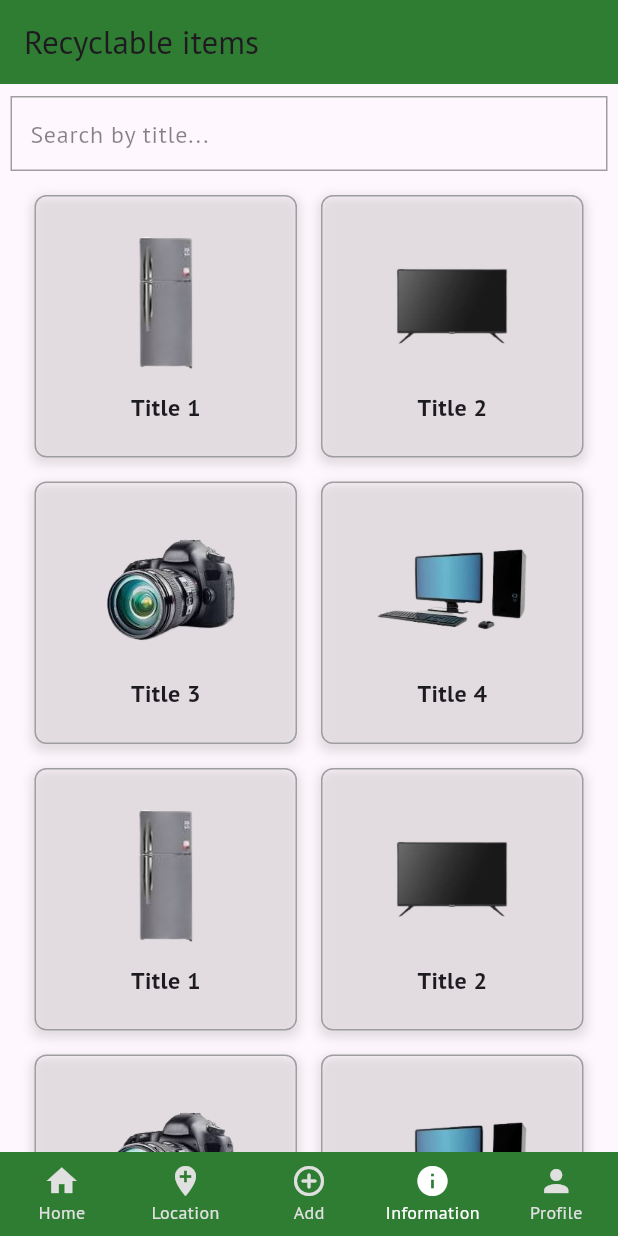
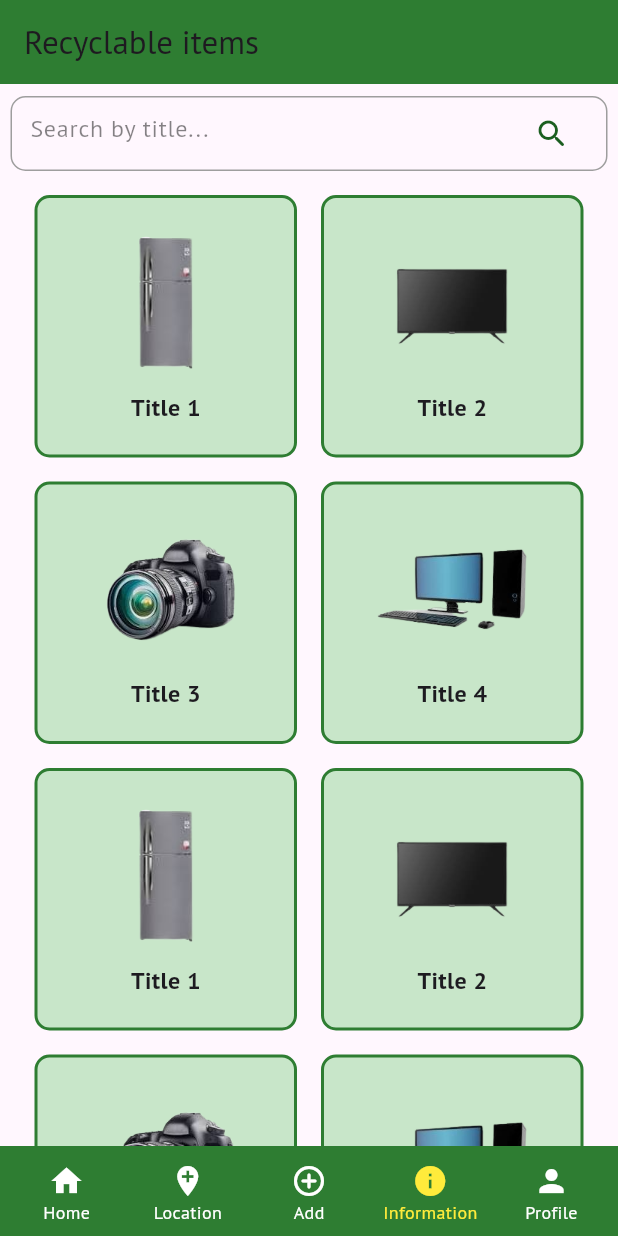
Before and after one commit to subash1404/e-waste-management, a Flutter app: the NavPage screen opened directly, item 4 of the bottom bar chosen, on a phone screen of 412 x 824 dp. Run offline on Flutter 3.47's test engine with Material 3 defaults, Android fonts, the phone set to English and light mode, and no system bars; our stand-ins replace flutter_dotenv, geolocator, google_fonts, google_maps_flutter, qr_flutter, shared_preferences; missing offline and left inert: custom_info_window; accounts and stored records are empty; network calls fail.

Commit message:
ui change(2)

```diff
--- a/frontend/lib/main.dart
+++ b/frontend/lib/main.dart
@@ -22,7 +22,7 @@ final theme = ThemeData(
 void main() async {
   WidgetsFlutterBinding.ensureInitialized();
   await SharedPreferencesManager.init();
-  // await dotenv.load();
+  await dotenv.load();
   runApp(const App());
 }
 
--- a/frontend/lib/pages/info.dart
+++ b/frontend/lib/pages/info.dart
@@ -35,60 +35,65 @@ class _InfoItemListState extends State<InfoItemList> {
     return Scaffold(
       appBar: AppBar(
         backgroundColor: Colors.green.shade800,
-        title: Text("Recyclable items"),
+        title: const Text("Recyclable items"),
       ),
       body: SingleChildScrollView(
         child: Padding(
           padding: const EdgeInsets.symmetric(horizontal: 7.0),
           child: Column(
             children: [
-              SizedBox(
+              const SizedBox(
                 height: 8,
               ),
               Container(
-                padding: EdgeInsets.symmetric(horizontal: 12, vertical: 0),
+                padding:
+                    const EdgeInsets.symmetric(horizontal: 12, vertical: 0),
                 decoration: BoxDecoration(
-                  border: Border.all(color: Colors.grey),
-                ),
+                    border: Border.all(color: Colors.grey),
+                    borderRadius: BorderRadius.circular(10)),
                 child: TextField(
                   controller: _searchController,
                   decoration: InputDecoration(
-                    hintText: 'Search by title...',
-                    border: InputBorder.none,
-                    hintStyle: TextStyle(
-                      color: const Color.fromARGB(137, 26, 26, 26),
-                    ),
-                  ),
-                  style: TextStyle(color: Colors.black),
+                      hintText: 'Search by title...',
+                      border: InputBorder.none,
+                      hintStyle: const TextStyle(
+                        color: Color.fromARGB(137, 26, 26, 26),
+                      ),
+                      suffixIcon: Icon(
+                        Icons.search_rounded,
+                        color: Colors.green.shade900,
+                      )),
+                  style: const TextStyle(color: Colors.black),
                 ),
               ),
               GestureDetector(
-                onTap: () => Navigator.of(context).push(
-                    MaterialPageRoute(builder: (context) => Placeholder())),
+                onTap: () => Navigator.of(context).push(MaterialPageRoute(
+                    builder: (context) => const Placeholder())),
                 child: GridView.builder(
                   shrinkWrap: true,
-                  physics: NeverScrollableScrollPhysics(),
-                  gridDelegate: SliverGridDelegateWithFixedCrossAxisCount(
+                  physics: const NeverScrollableScrollPhysics(),
+                  gridDelegate: const SliverGridDelegateWithFixedCrossAxisCount(
                     crossAxisCount: 2,
                     crossAxisSpacing: 16,
                     mainAxisSpacing: 16,
                   ),
-                  padding: EdgeInsets.all(16),
+                  padding: const EdgeInsets.all(16),
                   itemCount: filteredItems.length,
                   itemBuilder: (context, index) {
                     return Container(
                       decoration: BoxDecoration(
-                        border: Border.all(color: Colors.grey),
-                        borderRadius: BorderRadius.circular(8),
-                        boxShadow: [
-                          BoxShadow(
-                            color: Colors.grey.withOpacity(0.3),
-                            spreadRadius: 2,
-                            blurRadius: 5,
-                            offset: Offset(0, 3),
+                          // border: Border.all(color: Colors.grey),
+                          // borderRadius: BorderRadius.circular(8),
+                          // boxShadow: const [
+                          //   BoxShadow(
+                          //     blurStyle: BlurStyle.inner,
+                          //     color: Colors.blueGrey,
+                          //     spreadRadius: 2,
+                          //     blurRadius: 2,
+                          //     offset: Offset(-2, 2),
+                          //   ),
+                          // ],
                           ),
-                        ],
-                      ),
                       child: InfoItem(
                         image: filteredItems[index]['image'] ?? '',
                         title: filteredItems[index]['title'] ?? '',
--- a/frontend/lib/pages/login.dart
+++ b/frontend/lib/pages/login.dart
@@ -4,6 +4,7 @@ import 'package:e_waste/pages/home.dart';
 import 'package:e_waste/pages/nav.dart';
 import 'package:e_waste/pages/signup.dart';
 import 'package:flutter/material.dart';
+import 'package:flutter_dotenv/flutter_dotenv.dart';
 import 'package:http/http.dart' as http;
 import 'package:e_waste/utlis/shared_preferences_manager.dart';
 import 'package:shared_preferences/shared_preferences.dart';
@@ -71,7 +72,7 @@ class _LoginPageState extends State<LoginPage> {
 
     try {
       var response = await http.post(
-          Uri.parse("http://192.168.43.46:3000/user/login"),
+          Uri.parse("http:${dotenv.env["BACKEND_BASE_API"]}/user/login"),
           headers: {"Content-Type": "application/json"},
           body: jsonEncode({
             "email": _emailController.text,
--- a/frontend/lib/pages/nav.dart
+++ b/frontend/lib/pages/nav.dart
@@ -25,15 +25,19 @@ class _NavPageState extends State<NavPage> {
       body: _getBody(),
       bottomNavigationBar: Container(
         color: Colors.green.shade800,
+        padding: EdgeInsets.only(right: 4, left: 4, top: 4, bottom: 0),
         child: BottomNavigationBar(
-          backgroundColor: Colors.transparent,
+          // backgroundColor: Color.fromARGB(255, 246, 255, 227),
+          backgroundColor: Colors.green.shade800,
           elevation: 0,
           type: BottomNavigationBarType.fixed,
           selectedFontSize: 12,
           currentIndex: _tabIndex,
           onTap: _changeTabIndex,
-          selectedItemColor: Colors.white, // Set selected item color to white
-          unselectedItemColor: Colors.grey.shade300,
+          selectedItemColor: Colors.yellow, // Set selected item color to white
+          unselectedItemColor: Colors.white,
+          showSelectedLabels: true,
+          showUnselectedLabels: true,
           items: [
             _buildBottomNavItem(Icons.home, "Home"),
             _buildBottomNavItem(Icons.add_location, "Location"),
@@ -43,6 +47,7 @@ class _NavPageState extends State<NavPage> {
           ],
         ),
       ),
+
       // floatingActionButton: Padding(
       //   padding: const EdgeInsets.only(bottom: 0.0),
       //   child: FloatingActionButton(
@@ -63,9 +68,14 @@ class _NavPageState extends State<NavPage> {
     });
   }
 
-  BottomNavigationBarItem _buildBottomNavItem(IconData icon, String label) {
+  BottomNavigationBarItem _buildBottomNavItem(
+    IconData icon,
+    String label,
+  ) {
     return BottomNavigationBarItem(
-      icon: Icon(icon),
+      icon: Icon(
+        icon,
+      ), // Set the color of the icon to the active color
       label: label,
     );
   }
--- a/frontend/lib/pages/signup.dart
+++ b/frontend/lib/pages/signup.dart
@@ -3,6 +3,7 @@ import 'dart:convert';
 import 'package:e_waste/pages/login.dart';
 import 'package:e_waste/utlis/shared_preferences_manager.dart';
 import 'package:flutter/material.dart';
+import 'package:flutter_dotenv/flutter_dotenv.dart';
 import 'package:shared_preferences/shared_preferences.dart';
 import 'package:http/http.dart' as http;
 
@@ -70,8 +71,8 @@ class _SignupPageState extends State<SignupPage> {
     });
 
     try {
-      var response =
-          await http.post(Uri.parse("http://192.168.43.46:3000/user/register"),
+      var response = await http.post(
+          Uri.parse("http://${dotenv.env["BACKEND_BASE_API"]}/user/register"),
           headers: {"Content-Type": "application/json"},
           body: jsonEncode({
             "email": _emailController.text,
--- a/frontend/lib/widgets/info_item.dart
+++ b/frontend/lib/widgets/info_item.dart
@@ -10,7 +10,12 @@ class InfoItem extends StatelessWidget {
   @override
   Widget build(BuildContext context) {
     return Container(
-      padding: EdgeInsets.all(8),
+      decoration: BoxDecoration(
+        borderRadius: BorderRadius.circular(10),
+        border: Border.all(color: Colors.green.shade800, width: 2),
+        color: Colors.green.shade100,
+      ),
+      padding: EdgeInsets.all(6),
       child: Column(
         mainAxisAlignment: MainAxisAlignment.center,
         children: [
```
Also changed, not shown: frontend/lib/pages/home.dart (+5 -3 lines), frontend/lib/pages/pickup.dart (+43 -8 lines), frontend/lib/widgets/request.dart (+55 -21 lines). Lines whose indentation alone changed are shown as unchanged.
